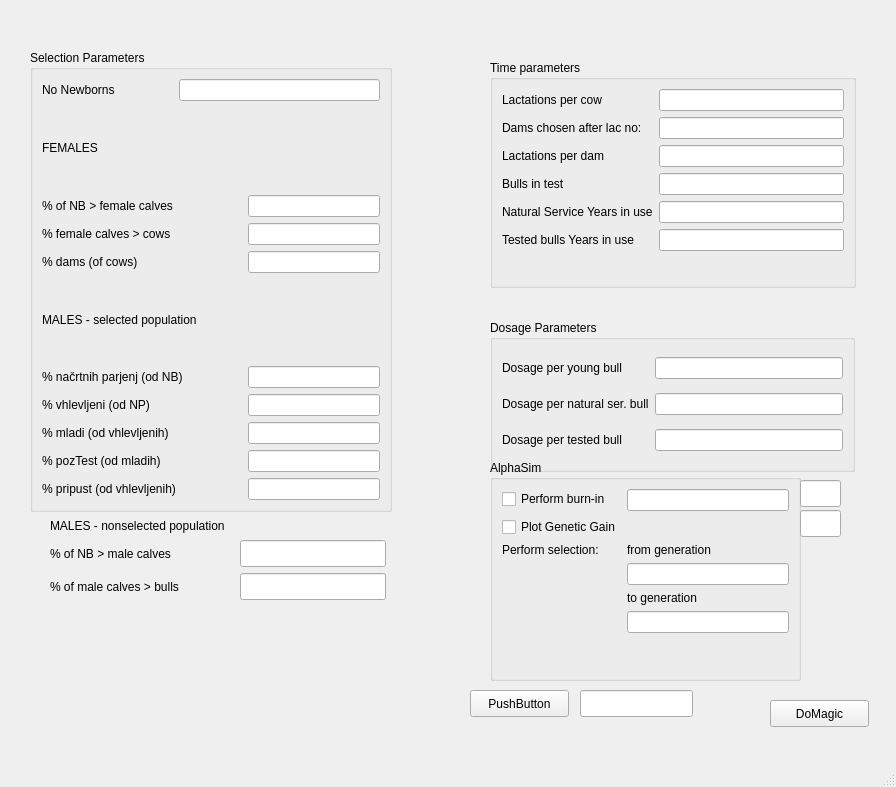
janaobsteter/Genotype_CODES, file SelectionParameters.ui: the form before one commit.
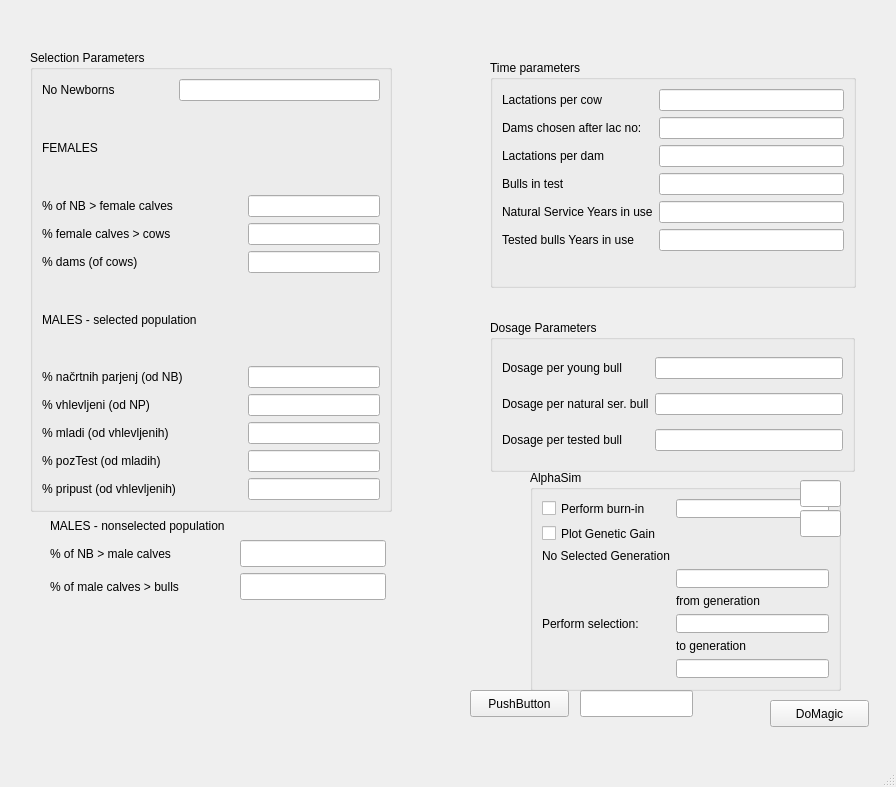
The form after the commit.

Commit message: Kwargs.get in progress

```diff
--- a/SelectionParameters.ui
+++ b/SelectionParameters.ui
@@ -318,8 +318,8 @@
    <widget class="QGroupBox" name="groupBox_4">
     <property name="geometry">
      <rect>
-      <x>490</x>
-      <y>460</y>
+      <x>530</x>
+      <y>470</y>
       <width>311</width>
       <height>221</height>
      </rect>
@@ -328,6 +328,9 @@
      <string>AlphaSim</string>
     </property>
     <layout class="QFormLayout" name="formLayout_3">
+     <property name="fieldGrowthPolicy">
+      <enum>QFormLayout::AllNonFixedFieldsGrow</enum>
+     </property>
      <item row="0" column="0">
       <widget class="QCheckBox" name="BurnInYNE">
        <property name="text">
@@ -335,43 +338,53 @@
        </property>
       </widget>
      </item>
-     <item row="2" column="0">
-      <widget class="QLabel" name="label_29">
+     <item row="0" column="1">
+      <widget class="QLineEdit" name="StBurnInGenE"/>
+     </item>
+     <item row="1" column="0">
+      <widget class="QCheckBox" name="checkBox">
        <property name="text">
-        <string>Perform selection:</string>
+        <string>Plot Genetic Gain</string>
        </property>
       </widget>
      </item>
-     <item row="2" column="1">
+     <item row="3" column="1">
+      <widget class="QLineEdit" name="NoSelGen"/>
+     </item>
+     <item row="4" column="1">
       <widget class="QLabel" name="label_30">
        <property name="text">
         <string>from generation           </string>
        </property>
       </widget>
      </item>
-     <item row="3" column="1">
+     <item row="5" column="0">
+      <widget class="QLabel" name="label_29">
+       <property name="text">
+        <string>Perform selection:</string>
+       </property>
+      </widget>
+     </item>
+     <item row="5" column="1">
       <widget class="QLineEdit" name="SelFromGen"/>
      </item>
      <item row="6" column="1">
-      <widget class="QLineEdit" name="SelToGen"/>
-     </item>
-     <item row="4" column="1">
       <widget class="QLabel" name="label_31">
        <property name="text">
         <string>to generation</string>
        </property>
       </widget>
      </item>
-     <item row="1" column="0">
-      <widget class="QCheckBox" name="checkBox">
+     <item row="8" column="1">
+      <widget class="QLineEdit" name="SelToGen"/>
+     </item>
+     <item row="2" column="0">
+      <widget class="QLabel" name="label_33">
        <property name="text">
-        <string>Plot Genetic Gain</string>
+        <string>No Selected Generation</string>
        </property>
       </widget>
      </item>
-     <item row="0" column="1">
-      <widget class="QLineEdit" name="StBurnInGenE"/>
-     </item>
     </layout>
    </widget>
    <widget class="QPushButton" name="DoMagic">
```
The commit also changes 2 other files.
